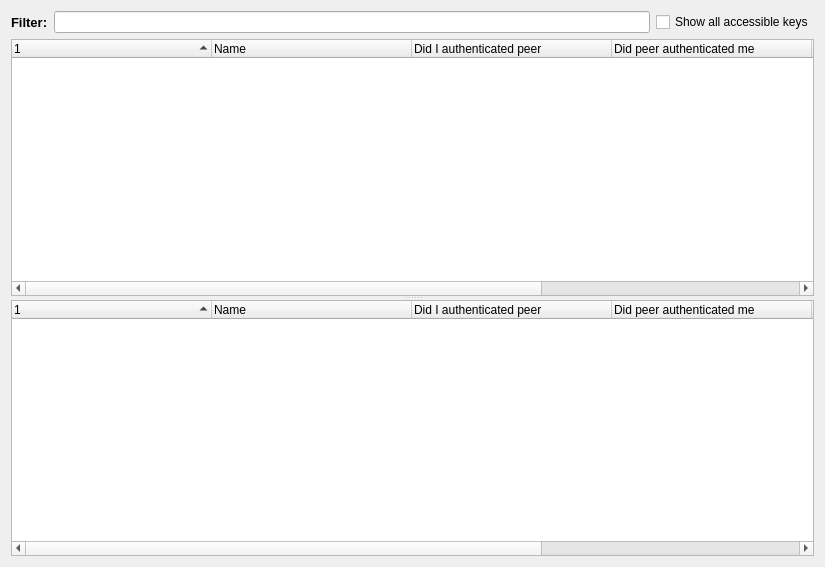
The window that retroshare-gui/src/gui/NetworkDialog.ui (RetroShare/RetroShare) describes before a commit, drawn with Qt 5.
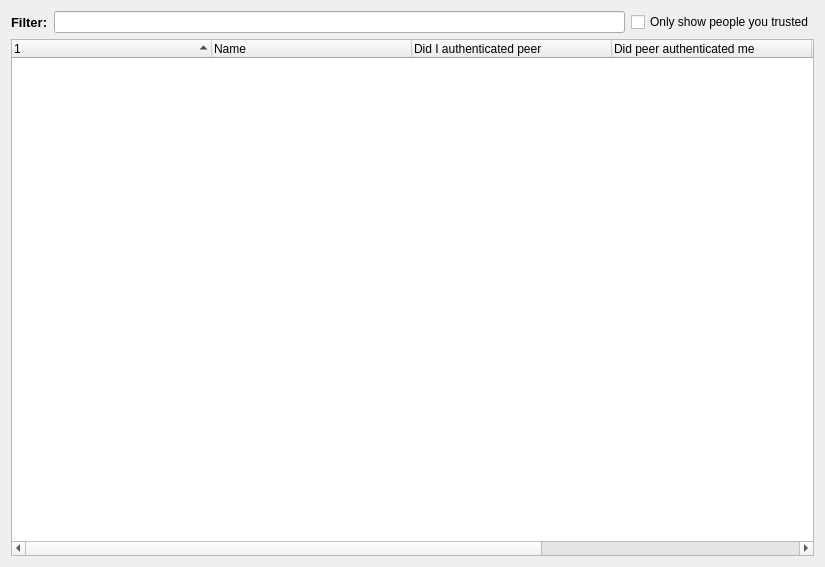
The same window after the commit. Icons and pictures are not drawn. Custom widgets are drawn as their Qt base class.

Commit message: removed dual window in NetworkDialog. Changed checkbox name to something more accurate.

The edit to the form file:
```diff
--- a/retroshare-gui/src/gui/NetworkDialog.ui
+++ b/retroshare-gui/src/gui/NetworkDialog.ui
@@ -37,7 +37,7 @@
      <item>
       <widget class="QCheckBox" name="showUnvalidKeys">
        <property name="text">
-        <string>Show all accessible keys</string>
+        <string>Only show people you trusted</string>
        </property>
       </widget>
      </item>
@@ -131,56 +131,6 @@
        </property>
       </column>
      </widget>
-     <widget class="QTreeWidget" name="unvalidGPGKeyWidget">
-      <property name="contextMenuPolicy">
-       <enum>Qt::CustomContextMenu</enum>
-      </property>
-      <property name="sortingEnabled">
-       <bool>true</bool>
-      </property>
-      <property name="allColumnsShowFocus">
-       <bool>true</bool>
-      </property>
-      <attribute name="headerCascadingSectionResizes">
-       <bool>true</bool>
-      </attribute>
-      <attribute name="headerDefaultSectionSize">
-       <number>200</number>
-      </attribute>
-      <attribute name="headerShowSortIndicator" stdset="0">
-       <bool>true</bool>
-      </attribute>
-      <column>
-       <property name="text">
-        <string/>
-       </property>
-      </column>
-      <column>
-       <property name="text">
-        <string>Name</string>
-       </property>
-      </column>
-      <column>
-       <property name="text">
-        <string>Did I authenticated peer</string>
-       </property>
-      </column>
-      <column>
-       <property name="text">
-        <string>Did peer authenticated me</string>
-       </property>
-      </column>
-      <column>
-       <property name="text">
-        <string>Cert Id</string>
-       </property>
-      </column>
-      <column>
-       <property name="text">
-        <string>Last used</string>
-       </property>
-      </column>
-     </widget>
     </widget>
    </item>
   </layout>
```
Left out of the diff: 2 changed lines with no effect on the pictures. The commit also changes 1 other file.
